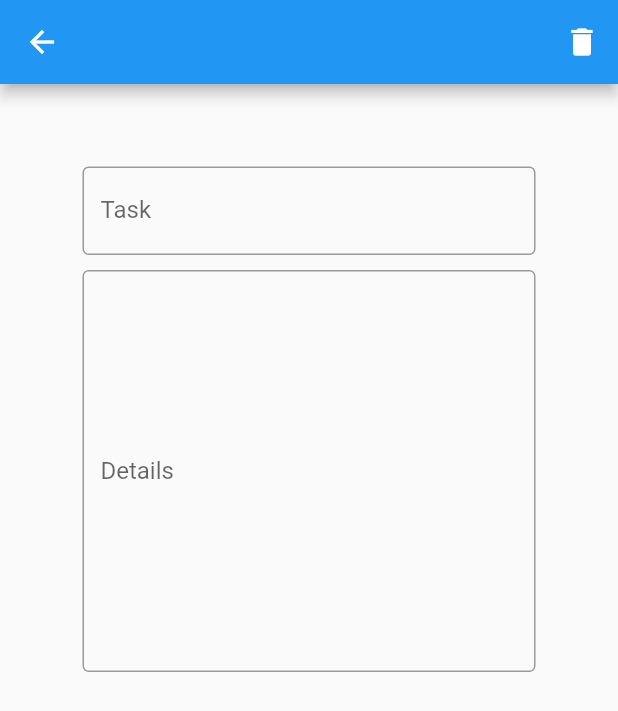
After one commit to garebareDA/todo_list, a Flutter app: the TodoMenue screen opened directly, after a tap on the "arrow back" icon, on a phone screen of 412 x 824 dp. The commit adds this screen. Shown: the top 711 px of the screen. Run offline on Flutter 3.47's test engine with Material 2 defaults, Android fonts, the phone set to English and light mode, and no system bars; our stand-ins replace moor, moor_ffi; generated files the repository leaves out were written again; statements that could not run were skipped.

Commit message:
add:todoMenue

```diff
--- a/lib/add_todo.dart
+++ b/lib/add_todo.dart
@@ -26,12 +26,20 @@ class _AddTodoState extends State<AddTodo> {
     }
   }
 
+  void _setDetails(String details) {
+    setState(() {
+      _details = details;
+    });
+  }
+
   void _insertTask() {
-    db.addTodoEntry(TodosCompanion(
-      title: moor.Value(_task),
-      details: moor.Value(_details),
-      isdone: moor.Value(false),
-    )).then((_) => Navigator.of(context).pop());
+    db
+        .addTodoEntry(TodosCompanion(
+          title: moor.Value(_task),
+          details: moor.Value(_details),
+          isdone: moor.Value(false),
+        ))
+        .then((_) => Navigator.of(context).pop());
   }
 
   @override
@@ -43,9 +51,7 @@ class _AddTodoState extends State<AddTodo> {
             Icons.arrow_back,
             color: Colors.white,
           ),
-          onPressed: () => {
-            Navigator.of(context).pop()
-          },
+          onPressed: () => {Navigator.of(context).pop()},
         ),
       ),
       floatingActionButton: RaisedButton(
@@ -63,7 +69,7 @@ class _AddTodoState extends State<AddTodo> {
       ),
       floatingActionButtonLocation:
           FloatingActionButtonLocation.miniCenterFloat,
-      body: Container(
+      body: SingleChildScrollView(
         padding: const EdgeInsets.all(50),
         child: Column(
           mainAxisAlignment: MainAxisAlignment.start,
@@ -88,7 +94,7 @@ class _AddTodoState extends State<AddTodo> {
                     border: OutlineInputBorder(),
                     labelText: 'Details',
                   ),
-                  onChanged: (text) => {_details = text}),
+                  onChanged: (text) => {_setDetails(text)}),
             ),
           ],
         ),
--- a/lib/db.dart
+++ b/lib/db.dart
@@ -40,4 +40,8 @@ class Database extends _$Database {
   Future<int> updateTodo(int id, TodosCompanion todo) {
     return (update(todos)..where((it) => it.id.equals(id))).write(todo);
   }
+
+  Future<int> deleteTodo(int id) {
+    return (delete(todos)..where((it) => it.id.equals(id))).go();
+  }
 }
--- /dev/null
+++ b/lib/todoMenue.dart
@@ -0,0 +1,116 @@
+import 'package:flutter/material.dart';
+import 'package:moor/moor.dart' as moor;
+import 'package:todo_list/db.dart';
+
+class TodoMenue extends StatefulWidget {
+  TodoMenue({Key key, this.todo}) : super(key: key);
+  final Todo todo;
+
+  @override
+  _TodoMenueState createState() => new _TodoMenueState();
+}
+
+class _TodoMenueState extends State<TodoMenue> {
+  String _task = "";
+  String _details = "";
+  TextEditingController _taskEditingController;
+  TextEditingController _detailsEditingController;
+  bool _backButton = false;
+  Database db = Database();
+
+  void _update() {
+    db
+        .updateTodo(
+            widget.todo.id,
+            TodosCompanion(
+              title: moor.Value(widget.todo.title),
+              details: moor.Value(widget.todo.details),
+              isdone: moor.Value(widget.todo.isdone),
+            ))
+        .then((_) => {Navigator.of(context).pop()});
+  }
+
+  void _delete() {
+    db.deleteTodo(widget.todo.id).then((_) => {
+      Navigator.of(context).pop()
+    });
+  }
+
+  void _setTask(String task) {
+    if (task != '') {
+      setState(() {
+        _task = task;
+        _backButton = true;
+      });
+    } else {
+      setState(() {
+        _backButton = false;
+      });
+    }
+  }
+
+  void _setDetails(String details) {
+    setState(() {
+      _details = details;
+    });
+  }
+
+  @override
+  void initState() {
+    super.initState();
+    _task = widget.todo.title;
+    _details = widget.todo.details;
+    _taskEditingController = TextEditingController(text: _task);
+    _detailsEditingController = TextEditingController(text: _details);
+  }
+
+  @override
+  Widget build(BuildContext context) {
+    return Scaffold(
+        appBar: AppBar(
+          leading: IconButton(
+            icon: Icon(
+              Icons.arrow_back,
+              color: Colors.white,
+            ),
+            onPressed: () => {_update()},
+          ),
+          actions: [
+            IconButton(
+              icon: Icon(Icons.delete),
+              onPressed: () => {_delete()},
+            )
+          ],
+        ),
+        body: SingleChildScrollView(
+          padding: const EdgeInsets.all(50),
+          child: Column(
+            children: [
+              Container(
+                margin: EdgeInsets.all(5),
+                child: TextField(
+                  controller: _taskEditingController,
+                  decoration: InputDecoration(
+                    border: OutlineInputBorder(),
+                    labelText: 'Task',
+                  ),
+                  onChanged: (text) => {_setTask(text)},
+                ),
+              ),
+              Container(
+                margin: EdgeInsets.all(5),
+                child: TextField(
+                    controller: _detailsEditingController,
+                    maxLines: 12,
+                    keyboardType: TextInputType.multiline,
+                    decoration: InputDecoration(
+                      border: OutlineInputBorder(),
+                      labelText: 'Details',
+                    ),
+                    onChanged: (text) => {_setDetails(text)}),
+              ),
+            ],
+          ),
+        ));
+  }
+}
```
Also changed, not shown: lib/todo.dart (+12 -6 lines).
